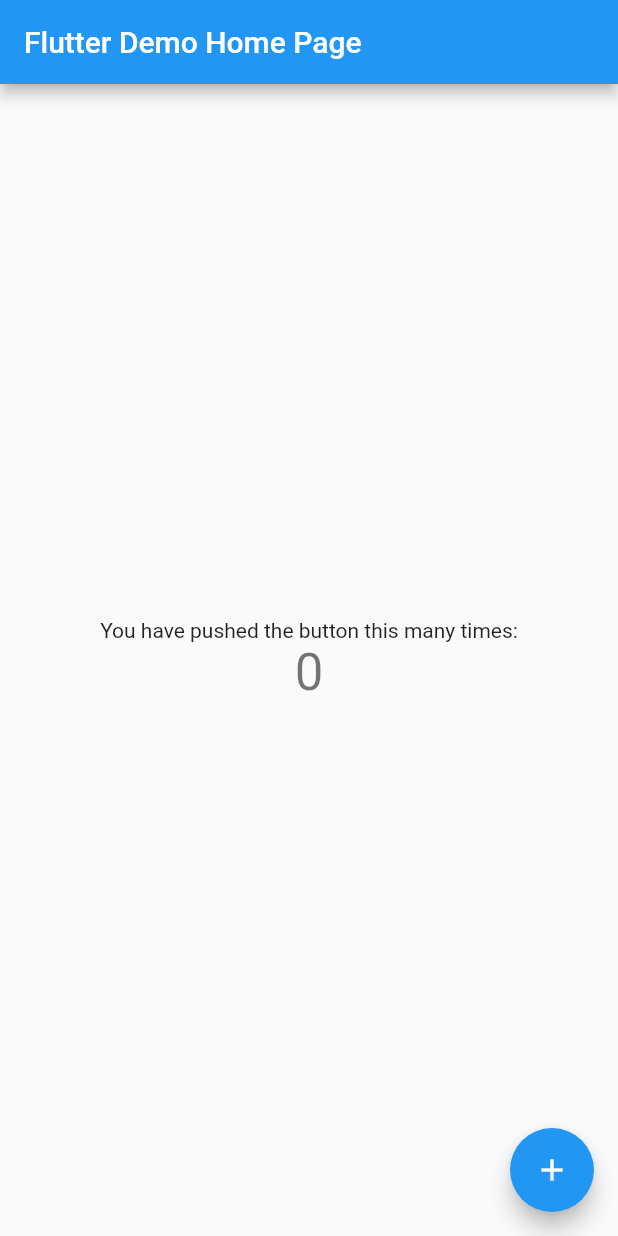
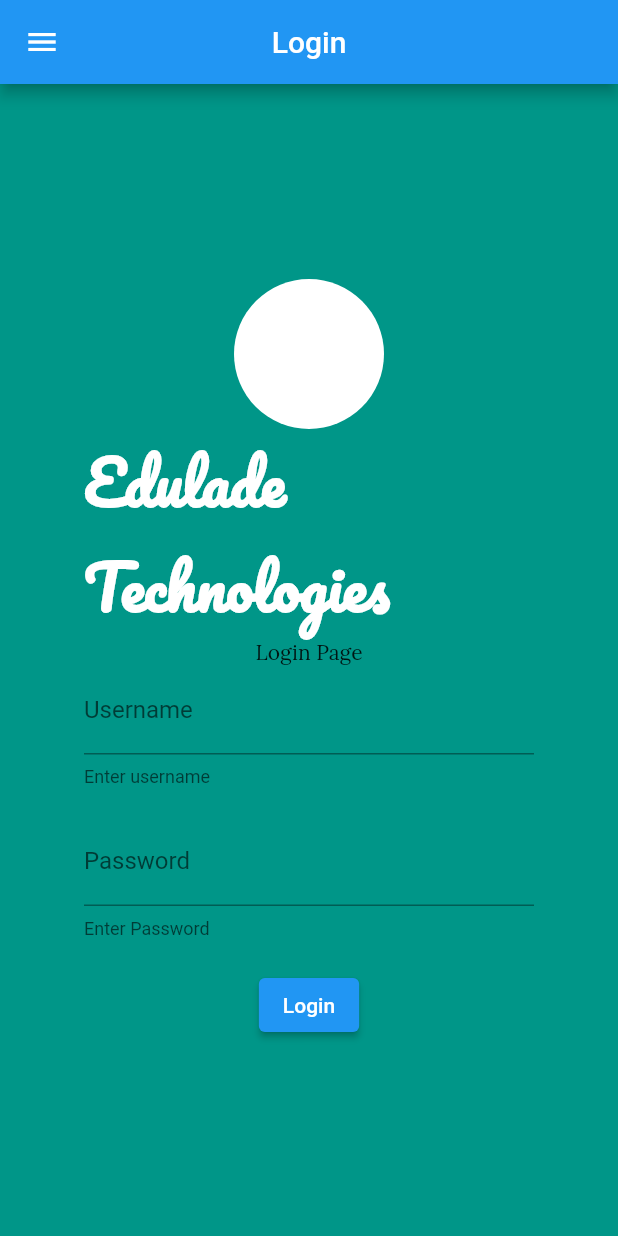
Before and after one commit to RajEdulade/login, a Flutter app: the screen it shows after launch, on a phone screen of 412 x 824 dp. Run offline on Flutter 3.47's test engine with Material 2 defaults, Android fonts, the phone set to English and light mode, and no system bars.

Commit message:
Login App

```diff
--- a/lib/main.dart
+++ b/lib/main.dart
@@ -11,105 +11,98 @@
   @override
   Widget build(BuildContext context) {
     return MaterialApp(
+      debugShowCheckedModeBanner: false,
       title: 'Flutter Demo',
       theme: ThemeData(
-        // This is the theme of your application.
-        //
-        // Try running your application with "flutter run". You'll see the
-        // application has a blue toolbar. Then, without quitting the app, try
-        // changing the primarySwatch below to Colors.green and then invoke
-        // "hot reload" (press "r" in the console where you ran "flutter run",
-        // or simply save your changes to "hot reload" in a Flutter IDE).
-        // Notice that the counter didn't reset back to zero; the application
-        // is not restarted.
         primarySwatch: Colors.blue,
       ),
-      home: const MyHomePage(title: 'Flutter Demo Home Page'),
+      home: const MyHomePage(),
     );
   }
 }
 
 class MyHomePage extends StatefulWidget {
-  const MyHomePage({Key? key, required this.title}) : super(key: key);
-
-  // This widget is the home page of your application. It is stateful, meaning
-  // that it has a State object (defined below) that contains fields that affect
-  // how it looks.
-
-  // This class is the configuration for the state. It holds the values (in this
-  // case the title) provided by the parent (in this case the App widget) and
-  // used by the build method of the State. Fields in a Widget subclass are
-  // always marked "final".
-
-  final String title;
+  const MyHomePage({Key? key}) : super(key: key);
 
   @override
   State<MyHomePage> createState() => _MyHomePageState();
 }
 
 class _MyHomePageState extends State<MyHomePage> {
-  int _counter = 0;
-
-  void _incrementCounter() {
-    setState(() {
-      // This call to setState tells the Flutter framework that something has
-      // changed in this State, which causes it to rerun the build method below
-      // so that the display can reflect the updated values. If we changed
-      // _counter without calling setState(), then the build method would not be
-      // called again, and so nothing would appear to happen.
-      _counter++;
-    });
-  }
-
   @override
   Widget build(BuildContext context) {
-    // This method is rerun every time setState is called, for instance as done
-    // by the _incrementCounter method above.
-    //
-    // The Flutter framework has been optimized to make rerunning build methods
-    // fast, so that you can just rebuild anything that needs updating rather
-    // than having to individually change instances of widgets.
     return Scaffold(
+      drawer: Drawer(
+        backgroundColor: Colors.grey,
+        elevation: 10,
+        width: 200,
+        child: Column(
+          children: [DrawerHeader(child: Text("data")), ListTile()],
+        ),
+      ),
+      backgroundColor: Colors.teal,
       appBar: AppBar(
-        // Here we take the value from the MyHomePage object that was created by
-        // the App.build method, and use it to set our appbar title.
-        title: Text(widget.title),
+        title: Text("Login"),
+        centerTitle: true,
       ),
-      body: Center(
-        // Center is a layout widget. It takes a single child and positions it
-        // in the middle of the parent.
+      body: SafeArea(
+        child: Padding(
+          padding: const EdgeInsets.all(8.0),
+          child: Center(
+            child: ConstrainedBox(
+              constraints: BoxConstraints(
+                maxWidth: 300,
+              ),
               child: Column(
-          // Column is also a layout widget. It takes a list of children and
-          // arranges them vertically. By default, it sizes itself to fit its
-          // children horizontally, and tries to be as tall as its parent.
-          //
-          // Invoke "debug painting" (press "p" in the console, choose the
-          // "Toggle Debug Paint" action from the Flutter Inspector in Android
-          // Studio, or the "Toggle Debug Paint" command in Visual Studio Code)
-          // to see the wireframe for each widget.
-          //
-          // Column has various properties to control how it sizes itself and
-          // how it positions its children. Here we use mainAxisAlignment to
-          // center the children vertically; the main axis here is the vertical
-          // axis because Columns are vertical (the cross axis would be
-          // horizontal).
                 mainAxisAlignment: MainAxisAlignment.center,
-          children: <Widget>[
-            const Text(
-              'You have pushed the button this many times:',
+                children: [
+                  CircleAvatar(
+                    radius: 50,
+                    backgroundColor: Colors.white,
+                  ),
+                  GestureDetector(
+                    onTap: () {},
+                    child: Text(
+                      "Edulade Technologies",
+                      style: TextStyle(
+                          fontFamily: 'Pacifico',
+                          fontSize: 40.0,
+                          color: Colors.white,
+                          fontWeight: FontWeight.bold),
+                    ),
                   ),
                   Text(
-              '$_counter',
-              style: Theme.of(context).textTheme.headline4,
+                    "Login Page",
+                    style: TextStyle(fontFamily: "Lora"),
                   ),
+                  TextFormField(
+                    decoration: InputDecoration(
+                        labelText: "Username", helperText: "Enter username"),
+                    onChanged: (String value) {
+                      print("Entered username is : ${value}");
+                    },
+                  ),
+                  SizedBox(
+                    height: 20,
+                  ),
+                  TextFormField(
+                    obscureText: true,
+                    decoration: InputDecoration(
+                        labelText: "Password", helperText: "Enter Password"),
+                    onChanged: (String value) {
+                      print("Entered passwod is : ${value}");
+                    },
+                  ),
+                  SizedBox(
+                    height: 20,
+                  ),
+                  ElevatedButton(onPressed: () {}, child: Text("Login"))
                 ],
               ),
             ),
-      floatingActionButton: FloatingActionButton(
-        onPressed: _incrementCounter,
-        tooltip: 'Increment',
-        child: const Icon(Icons.add),
-      ), // This trailing comma makes auto-formatting nicer for build methods.
+          ),
+        ),
+      ),
     );
   }
 }
```
Also changed, not shown: pubspec.yaml (+12 -0 lines), fonts/Lora-Regular.ttf (added), fonts/Pacifico-Regular.ttf (added), fonts/SourceSansPro-Black.ttf (added), fonts/SourceSansPro-BlackItalic.ttf (added), fonts/SourceSansPro-Bold.ttf (added), fonts/SourceSansPro-BoldItalic.ttf (added), fonts/SourceSansPro-ExtraLight.ttf (added), fonts/SourceSansPro-ExtraLightItalic.ttf (added), fonts/SourceSansPro-Italic.ttf (added), fonts/SourceSansPro-Light.ttf (added), fonts/SourceSansPro-LightItalic.ttf (added), fonts/SourceSansPro-Regular.ttf (added), fonts/SourceSansPro-SemiBold.ttf (added), 2 more files. Lines whose indentation alone changed are shown as unchanged.
